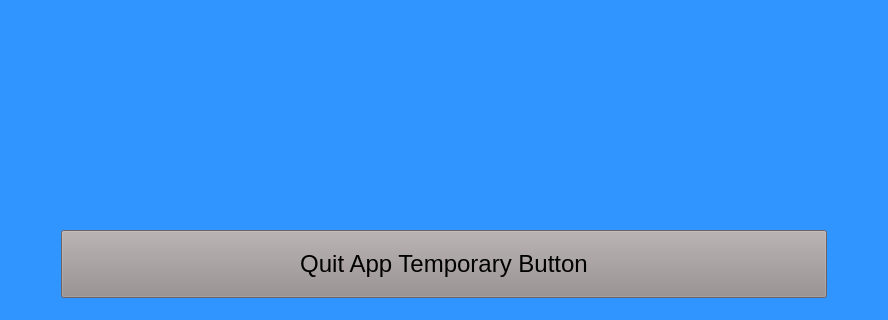
First picture: the form in mainwindowpv.ui, repository giuseppedifatta/sistemaPostazioneVoto, before the edit; both pictures show x 0 to 888 and y 285 to 605 of the 888 by 605 pixel window.
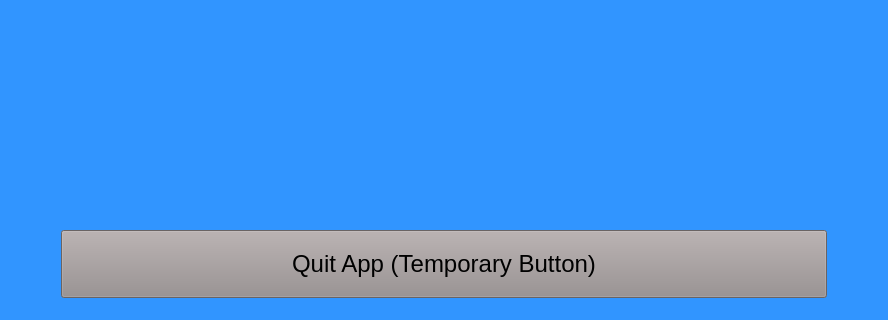
Second picture: the form after the edit. The open tabs and pages were chosen to show the change.

Patch:
```diff
--- a/mainwindowpv.ui
+++ b/mainwindowpv.ui
@@ -142,7 +142,7 @@
         <item>
          <widget class="QPushButton" name="pushButton_2">
           <property name="text">
-           <string>Quit App Temporary Button</string>
+           <string>Quit App (Temporary Button)</string>
           </property>
          </widget>
         </item>
```
